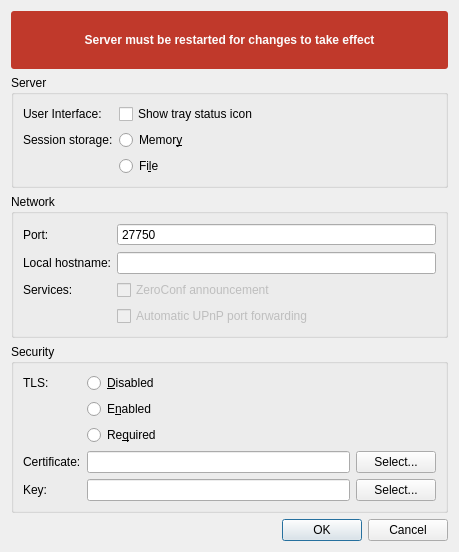
Above: src/server/gui/settings.ui from drawpile/Drawpile before the change. Below: the same form after it.
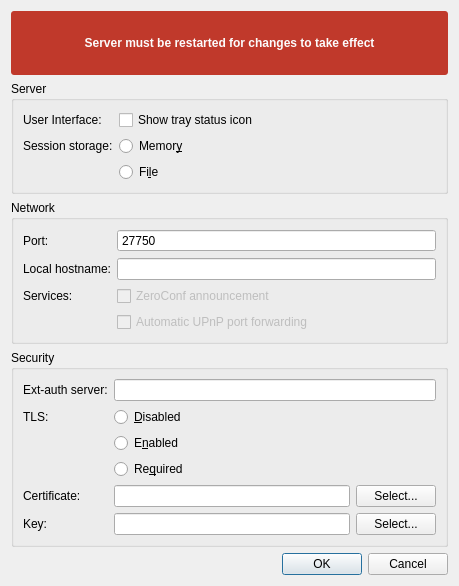
That is the form after the change.

```diff
--- a/src/server/gui/settings.ui
+++ b/src/server/gui/settings.ui
@@ -7,7 +7,7 @@
     <x>0</x>
     <y>0</y>
     <width>459</width>
-    <height>552</height>
+    <height>586</height>
    </rect>
   </property>
   <property name="windowTitle">
@@ -150,35 +150,42 @@
       <string>Security</string>
      </property>
      <layout class="QFormLayout" name="formLayout_3">
-      <item row="0" column="0">
+      <item row="1" column="0">
        <widget class="QLabel" name="label_6">
         <property name="text">
          <string>TLS:</string>
         </property>
        </widget>
       </item>
-      <item row="0" column="1">
+      <item row="1" column="1">
        <widget class="QRadioButton" name="tlsOff">
         <property name="text">
          <string>&amp;Disabled</string>
         </property>
        </widget>
       </item>
-      <item row="1" column="1">
+      <item row="2" column="1">
        <widget class="QRadioButton" name="tlsOn">
         <property name="text">
          <string>E&amp;nabled</string>
         </property>
        </widget>
       </item>
-      <item row="2" column="1">
+      <item row="3" column="1">
        <widget class="QRadioButton" name="tlsRequired">
         <property name="text">
          <string>Re&amp;quired</string>
         </property>
        </widget>
       </item>
-      <item row="3" column="1">
+      <item row="4" column="0">
+       <widget class="QLabel" name="label_7">
+        <property name="text">
+         <string>Certificate:</string>
+        </property>
+       </widget>
+      </item>
+      <item row="4" column="1">
        <layout class="QHBoxLayout" name="horizontalLayout">
         <item>
          <widget class="QLineEdit" name="certFile"/>
@@ -192,7 +199,14 @@
         </item>
        </layout>
       </item>
-      <item row="4" column="1">
+      <item row="5" column="0">
+       <widget class="QLabel" name="label_8">
+        <property name="text">
+         <string>Key:</string>
+        </property>
+       </widget>
+      </item>
+      <item row="5" column="1">
        <layout class="QHBoxLayout" name="horizontalLayout_2">
         <item>
          <widget class="QLineEdit" name="keyFile"/>
@@ -206,17 +220,16 @@
         </item>
        </layout>
       </item>
-      <item row="3" column="0">
-       <widget class="QLabel" name="label_7">
-        <property name="text">
-         <string>Certificate:</string>
-        </property>
-       </widget>
+      <item row="0" column="1">
+       <widget class="QLineEdit" name="extAuthUrl"/>
       </item>
-      <item row="4" column="0">
-       <widget class="QLabel" name="label_8">
+      <item row="0" column="0">
+       <widget class="QLabel" name="label_9">
+        <property name="toolTip">
+         <string>URL of the external authentication server</string>
+        </property>
         <property name="text">
-         <string>Key:</string>
+         <string>Ext-auth server:</string>
         </property>
        </widget>
       </item>
```
